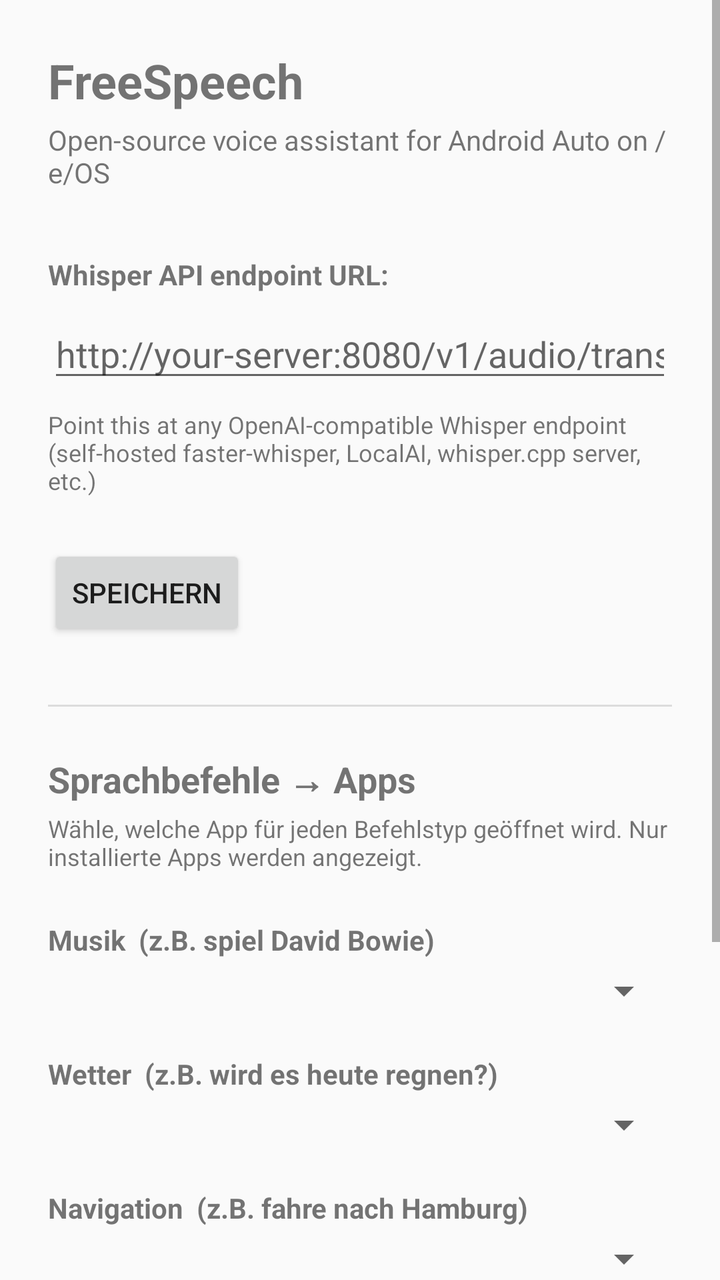
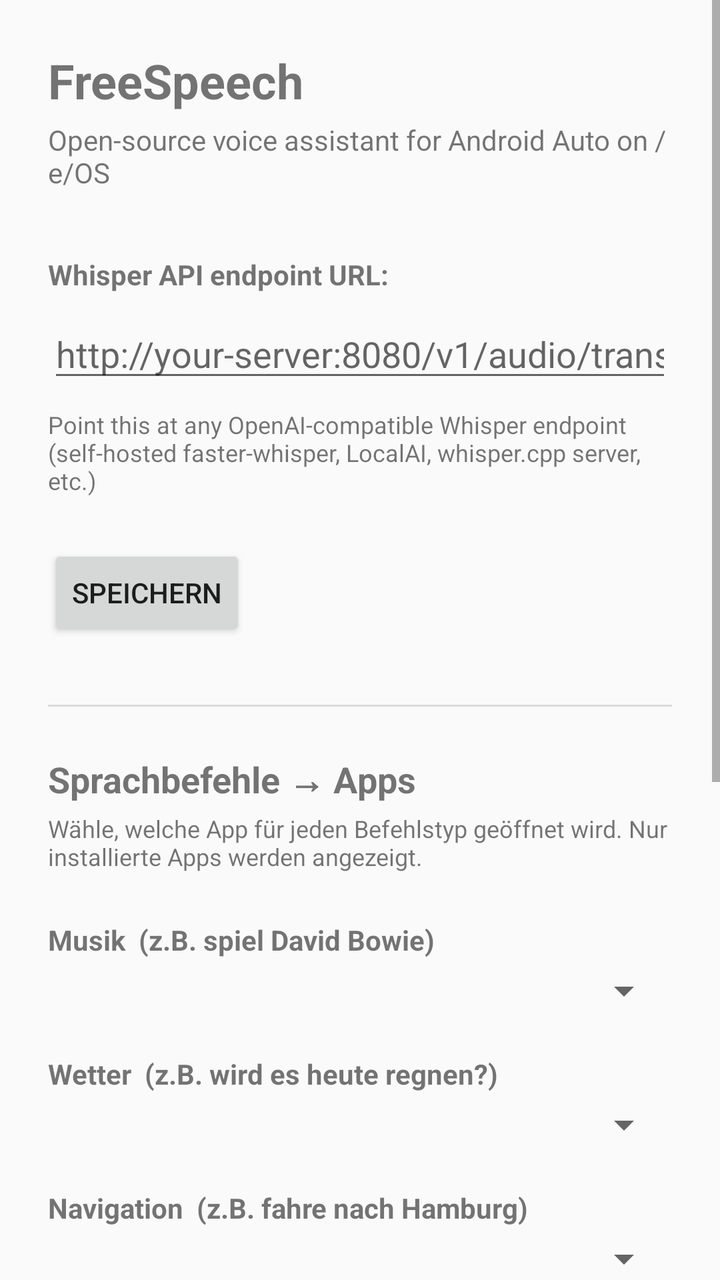

Screens rendered from an Android XML layout before and after an edit, with the pre-edit source and the edit as a unified diff.
<!-- AndroidManifest.xml: application theme Theme.AppCompat.Light.DarkActionBar -->
<!-- res/layout/activity_settings.xml -->
<?xml version="1.0" encoding="utf-8"?>
<ScrollView xmlns:android="http://schemas.android.com/apk/res/android"
    android:layout_width="match_parent"
    android:layout_height="match_parent">

    <LinearLayout
        android:layout_width="match_parent"
        android:layout_height="wrap_content"
        android:orientation="vertical"
        android:padding="24dp">

        

        <TextView
            android:layout_width="wrap_content"
            android:layout_height="wrap_content"
            android:text="FreeSpeech"
            android:textSize="24sp"
            android:textStyle="bold"
            android:layout_marginBottom="4dp" />

        <TextView
            android:layout_width="wrap_content"
            android:layout_height="wrap_content"
            android:text="Open-source voice assistant for Android Auto on /e/OS"
            android:layout_marginBottom="32dp" />

        

        <TextView
            android:layout_width="wrap_content"
            android:layout_height="wrap_content"
            android:text="Whisper API endpoint URL:"
            android:textStyle="bold"
            android:layout_marginBottom="8dp" />

        <EditText
            android:id="@+id/whisper_url"
            android:layout_width="match_parent"
            android:layout_height="wrap_content"
            android:inputType="textUri"
            android:hint="http://your-server:8080/v1/audio/transcriptions"
            android:layout_marginBottom="8dp" />

        <TextView
            android:layout_width="wrap_content"
            android:layout_height="wrap_content"
            android:text="Point this at any OpenAI-compatible Whisper endpoint (self-hosted faster-whisper, LocalAI, whisper.cpp server, etc.)"
            android:textSize="12sp"
            android:layout_marginBottom="24dp" />

        <Button
            android:id="@+id/save_button"
            android:layout_width="wrap_content"
            android:layout_height="wrap_content"
            android:text="Speichern"
            android:layout_marginBottom="32dp" />

        <View
            android:layout_width="match_parent"
            android:layout_height="1dp"
            android:background="?android:attr/listDivider"
            android:layout_marginBottom="24dp" />

        

        <TextView
            android:layout_width="wrap_content"
            android:layout_height="wrap_content"
            android:text="Sprachbefehle → Apps"
            android:textSize="18sp"
            android:textStyle="bold"
            android:layout_marginBottom="4dp" />

        <TextView
            android:layout_width="wrap_content"
            android:layout_height="wrap_content"
            android:text="Wähle, welche App für jeden Befehlstyp geöffnet wird. Nur installierte Apps werden angezeigt."
            android:textSize="12sp"
            android:layout_marginBottom="24dp" />

        
        <TextView
            android:layout_width="wrap_content"
            android:layout_height="wrap_content"
            android:text="Musik  (z.B. spiel David Bowie)"
            android:textStyle="bold"
            android:layout_marginBottom="4dp" />
        <Spinner
            android:id="@+id/spinner_music"
            android:layout_width="match_parent"
            android:layout_height="wrap_content"
            android:layout_marginBottom="20dp" />

        
        <TextView
            android:layout_width="wrap_content"
            android:layout_height="wrap_content"
            android:text="Wetter  (z.B. wird es heute regnen?)"
            android:textStyle="bold"
            android:layout_marginBottom="4dp" />
        <Spinner
            android:id="@+id/spinner_weather"
            android:layout_width="match_parent"
            android:layout_height="wrap_content"
            android:layout_marginBottom="20dp" />

        
        <TextView
            android:layout_width="wrap_content"
            android:layout_height="wrap_content"
            android:text="Navigation  (z.B. fahre nach Hamburg)"
            android:textStyle="bold"
            android:layout_marginBottom="4dp" />
        <Spinner
            android:id="@+id/spinner_nav"
            android:layout_width="match_parent"
            android:layout_height="wrap_content"
            android:layout_marginBottom="20dp" />

        
        <TextView
            android:layout_width="wrap_content"
            android:layout_height="wrap_content"
            android:text="Websuche  (alles andere)"
            android:textStyle="bold"
            android:layout_marginBottom="4dp" />
        <Spinner
            android:id="@+id/spinner_websearch"
            android:layout_width="match_parent"
            android:layout_height="wrap_content"
            android:layout_marginBottom="20dp" />

        
        <TextView
            android:layout_width="wrap_content"
            android:layout_height="wrap_content"
            android:text="Suchmaschine für Websuche:"
            android:textStyle="bold"
            android:layout_marginBottom="4dp" />
        <Spinner
            android:id="@+id/spinner_searchengine"
            android:layout_width="match_parent"
            android:layout_height="wrap_content"
            android:layout_marginBottom="32dp" />

        <TextView
            android:layout_width="wrap_content"
            android:layout_height="wrap_content"
            android:text="Tipp: Anruf-Befehle öffnen immer das Telefon — keine Konfiguration nötig."
            android:textSize="12sp"
            android:layout_marginBottom="8dp" />

    </LinearLayout>
</ScrollView>
<!-- resources referenced by this layout -->
<resources>

</resources>

<!-- the commit's change to res/layout/activity_settings.xml (unified diff, before → after) -->
@@ -147,9 +147,113 @@
         <TextView
             android:layout_width="wrap_content"
             android:layout_height="wrap_content"
-            android:text="Tipp: Anruf-Befehle öffnen immer das Telefon — keine Konfiguration nötig."
+            android:text="Tipp: Anruf-Befehle oeffnen immer das Telefon — keine Konfiguration noetig."
             android:textSize="12sp"
             android:layout_marginBottom="8dp" />
+
+        <View
+            android:layout_width="match_parent"
+            android:layout_height="1dp"
+            android:background="?android:attr/listDivider"
+            android:layout_marginTop="16dp"
+            android:layout_marginBottom="24dp" />
+
+        
+
+        <TextView
+            android:layout_width="wrap_content"
+            android:layout_height="wrap_content"
+            android:text="KI-Befehlsinterpretation"
+            android:textSize="18sp"
+            android:textStyle="bold"
+            android:layout_marginBottom="4dp" />
+
+        <TextView
+            android:layout_width="wrap_content"
+            android:layout_height="wrap_content"
+            android:text="Wenn aktiviert, versteht FreeSpeech auch freie Saetze wie &quot;Ich haette Hunger&quot; oder &quot;Rock-Musik waere toll&quot;. Die Transkription wird dazu an die konfigurierte KI gesendet."
+            android:textSize="12sp"
+            android:layout_marginBottom="16dp" />
+
+        <CheckBox
+            android:id="@+id/use_ai"
+            android:layout_width="wrap_content"
+            android:layout_height="wrap_content"
+            android:text="KI fuer Befehlsinterpretation nutzen"
+            android:layout_marginBottom="16dp" />
+
+        
+        <LinearLayout
+            android:id="@+id/ai_config"
+            android:layout_width="match_parent"
+            android:layout_height="wrap_content"
+            android:orientation="vertical"
+            android:visibility="gone">
+
+            <TextView
+                android:layout_width="wrap_content"
+                android:layout_height="wrap_content"
+                android:text="KI-Engine:"
+                android:textStyle="bold"
+                android:layout_marginBottom="4dp" />
+            <Spinner
+                android:id="@+id/spinner_ai_engine"
+                android:layout_width="match_parent"
+                android:layout_height="wrap_content"
+                android:layout_marginBottom="4dp" />
+            <TextView
+                android:id="@+id/ai_engine_hint"
+                android:layout_width="wrap_content"
+                android:layout_height="wrap_content"
+                android:textSize="12sp"
+                android:layout_marginBottom="16dp" />
+
+            <TextView
+                android:layout_width="wrap_content"
+                android:layout_height="wrap_content"
+                android:text="API-Schluessel:"
+                android:textStyle="bold"
+                android:layout_marginBottom="4dp" />
+            <EditText
+                android:id="@+id/ai_api_key"
+                android:layout_width="match_parent"
+                android:layout_height="wrap_content"
+                android:inputType="textPassword"
+                android:hint="Leer lassen fuer Ollama"
+                android:layout_marginBottom="4dp" />
+            <TextView
+                android:layout_width="wrap_content"
+                android:layout_height="wrap_content"
+                android:text="Gemini: kostenloser API-Schluessel unter ai.google.dev (kein Zahlungsmittel noetig)."
+                android:textSize="12sp"
+                android:layout_marginBottom="16dp" />
+
+            <TextView
+                android:layout_width="wrap_content"
+                android:layout_height="wrap_content"
+                android:text="Basis-URL:"
+                android:textStyle="bold"
+                android:layout_marginBottom="4dp" />
+            <EditText
+                android:id="@+id/ai_base_url"
+                android:layout_width="match_parent"
+                android:layout_height="wrap_content"
+                android:inputType="textUri"
+                android:layout_marginBottom="16dp" />
+
+            <TextView
+                android:layout_width="wrap_content"
+                android:layout_height="wrap_content"
+                android:text="Modell:"
+                android:textStyle="bold"
+                android:layout_marginBottom="4dp" />
+            <EditText
+                android:id="@+id/ai_model"
+                android:layout_width="match_parent"
+                android:layout_height="wrap_content"
+                android:layout_marginBottom="8dp" />
+
+        </LinearLayout>
 
     </LinearLayout>
 </ScrollView>
